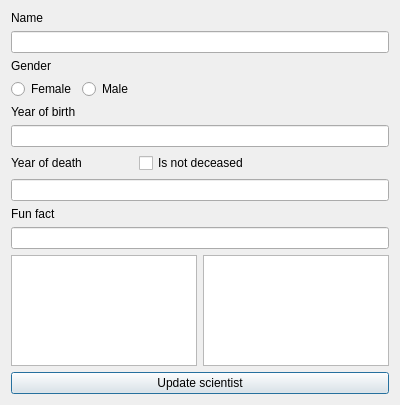
Above: famGUI/edit.ui from gdgunnars/famCS3.0 before the change. Below: the same form after it.
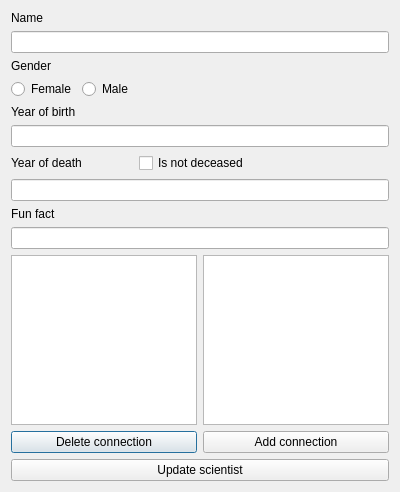
That is the form after the change. Icons and pictures are not drawn.

Diff of the .ui file:
```diff
--- a/famGUI/edit.ui
+++ b/famGUI/edit.ui
@@ -7,7 +7,7 @@
     <x>0</x>
     <y>0</y>
     <width>400</width>
-    <height>405</height>
+    <height>492</height>
    </rect>
   </property>
   <property name="windowTitle">
@@ -167,6 +167,24 @@
      </item>
     </layout>
    </item>
+   <item>
+    <layout class="QHBoxLayout" name="horizontalLayout_9">
+     <item>
+      <widget class="QPushButton" name="deleteButton">
+       <property name="text">
+        <string>Delete connection</string>
+       </property>
+      </widget>
+     </item>
+     <item>
+      <widget class="QPushButton" name="addButton">
+       <property name="text">
+        <string>Add connection</string>
+       </property>
+      </widget>
+     </item>
+    </layout>
+   </item>
    <item>
     <widget class="QPushButton" name="updateButton">
      <property name="text">
```
